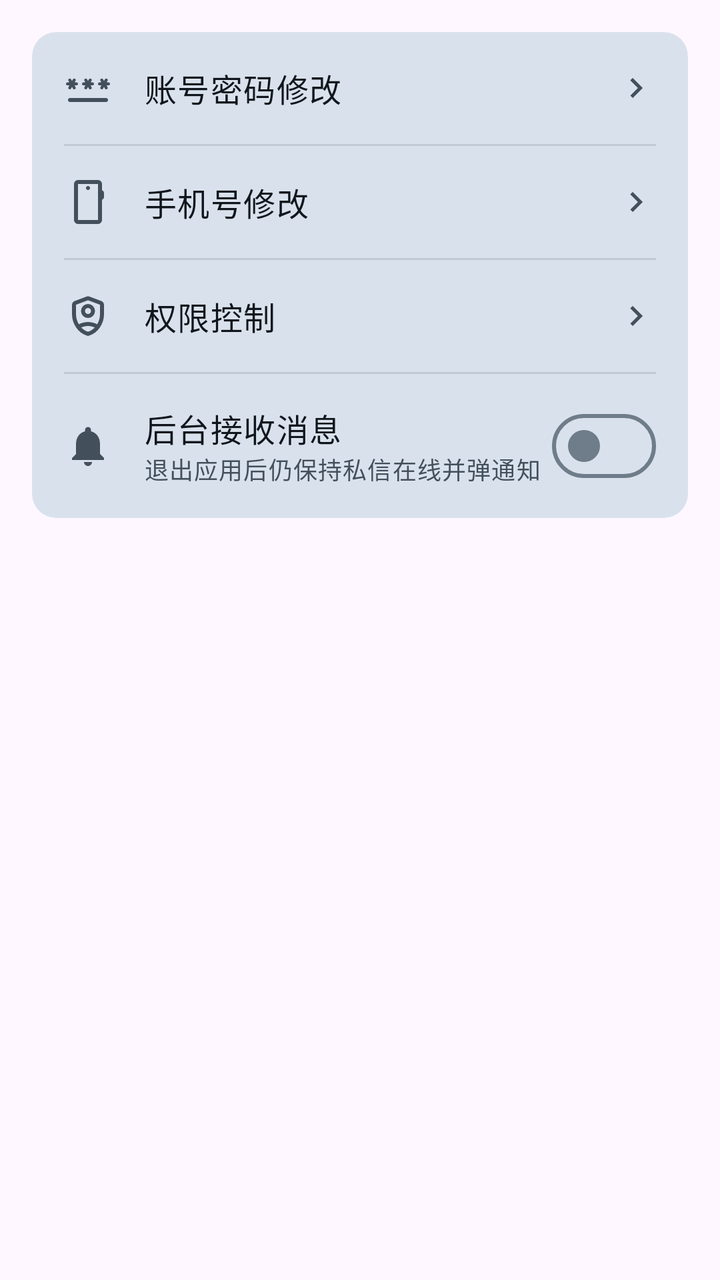
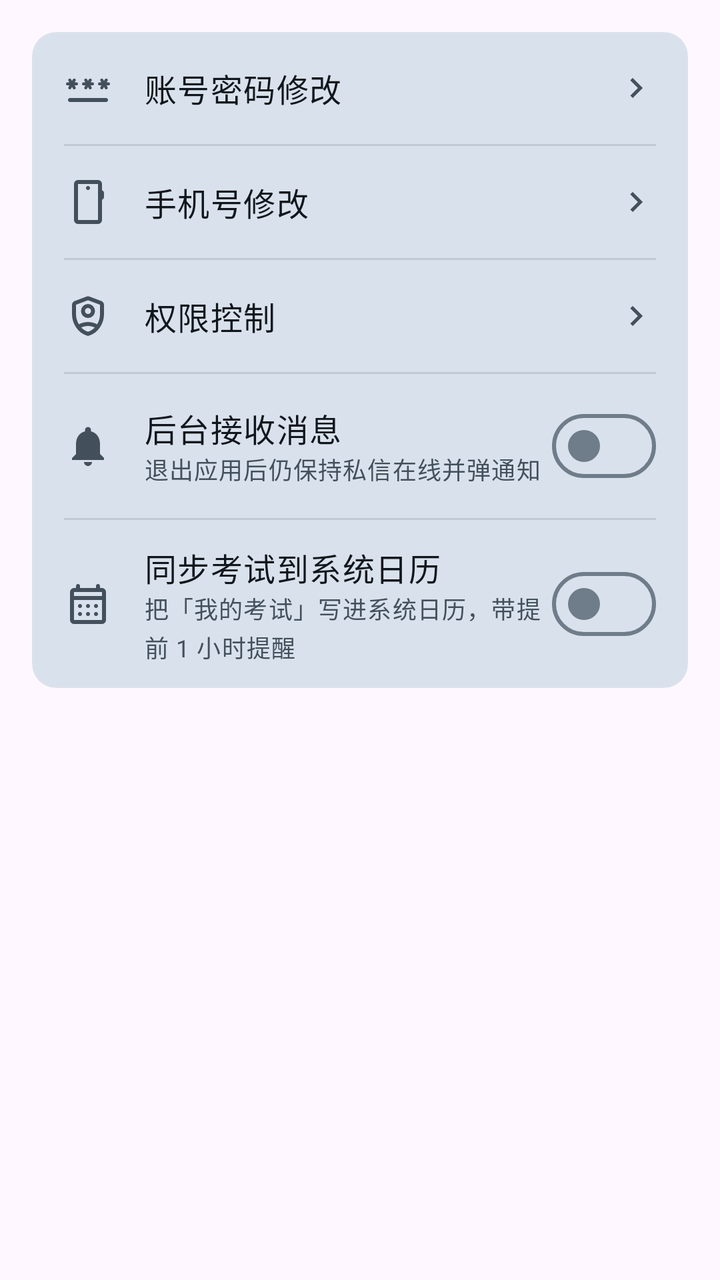

Two renders of the same Android screen: before a commit and after it. Below are the layout's source before the change and the commit's diff.
<!-- AndroidManifest.xml: application theme Theme.LanhangLite -->
<!-- res/layout/view_settings_general.xml -->
<?xml version="1.0" encoding="utf-8"?>
<LinearLayout xmlns:android="http://schemas.android.com/apk/res/android"
    xmlns:app="http://schemas.android.com/apk/res-auto"
    android:layout_width="match_parent"
    android:layout_height="wrap_content"
    android:orientation="vertical"
    android:paddingStart="@dimen/screen_padding_h"
    android:paddingTop="@dimen/screen_padding_h"
    android:paddingEnd="@dimen/screen_padding_h"
    android:paddingBottom="@dimen/content_padding_bottom_bare">

    <com.google.android.material.card.MaterialCardView
        style="@style/Widget.Lanhang.Card"
        android:layout_width="match_parent"
        android:layout_height="wrap_content">

        <LinearLayout
            android:layout_width="match_parent"
            android:layout_height="wrap_content"
            android:orientation="vertical">

            
            <LinearLayout
                android:id="@+id/rowPassword"
                android:layout_width="match_parent"
                android:layout_height="wrap_content"
                android:background="?attr/selectableItemBackground"
                android:clickable="true"
                android:focusable="true"
                android:gravity="center_vertical"
                android:minHeight="@dimen/list_item_height_single"
                android:orientation="horizontal"
                android:paddingStart="@dimen/card_padding"
                android:paddingTop="@dimen/space_md"
                android:paddingEnd="@dimen/card_padding"
                android:paddingBottom="@dimen/space_md">

                <ImageView
                    android:layout_width="@dimen/icon_lg"
                    android:layout_height="@dimen/icon_lg"
                    android:contentDescription="@null"
                    android:src="@drawable/ic_password"
                    app:tint="?attr/colorOnSurfaceVariant" />

                <TextView
                    android:layout_width="0dp"
                    android:layout_height="wrap_content"
                    android:layout_marginStart="@dimen/list_icon_gap"
                    android:layout_weight="1"
                    android:text="@string/settings_password_modify"
                    android:textAppearance="@style/TextAppearance.Lanhang.BodyLarge"
                    android:textColor="?attr/colorOnSurface" />

                <ImageView
                    android:layout_width="@dimen/icon_md"
                    android:layout_height="@dimen/icon_md"
                    android:contentDescription="@null"
                    android:src="@drawable/ic_chevron_right"
                    app:tint="?attr/colorOnSurfaceVariant" />
            </LinearLayout>

            <View
                android:layout_width="match_parent"
                android:layout_height="@dimen/divider_thickness"
                android:layout_marginStart="@dimen/card_padding"
                android:layout_marginEnd="@dimen/card_padding"
                android:background="?attr/colorOutlineVariant" />

            
            <LinearLayout
                android:id="@+id/rowPhone"
                android:layout_width="match_parent"
                android:layout_height="wrap_content"
                android:background="?attr/selectableItemBackground"
                android:clickable="true"
                android:focusable="true"
                android:gravity="center_vertical"
                android:minHeight="@dimen/list_item_height_single"
                android:orientation="horizontal"
                android:paddingStart="@dimen/card_padding"
                android:paddingTop="@dimen/space_md"
                android:paddingEnd="@dimen/card_padding"
                android:paddingBottom="@dimen/space_md">

                <ImageView
                    android:layout_width="@dimen/icon_lg"
                    android:layout_height="@dimen/icon_lg"
                    android:contentDescription="@null"
                    android:src="@drawable/ic_phone"
                    app:tint="?attr/colorOnSurfaceVariant" />

                <TextView
                    android:layout_width="0dp"
                    android:layout_height="wrap_content"
                    android:layout_marginStart="@dimen/list_icon_gap"
                    android:layout_weight="1"
                    android:text="@string/settings_phone_modify"
                    android:textAppearance="@style/TextAppearance.Lanhang.BodyLarge"
                    android:textColor="?attr/colorOnSurface" />

                <ImageView
                    android:layout_width="@dimen/icon_md"
                    android:layout_height="@dimen/icon_md"
                    android:contentDescription="@null"
                    android:src="@drawable/ic_chevron_right"
                    app:tint="?attr/colorOnSurfaceVariant" />
            </LinearLayout>

            <View
                android:layout_width="match_parent"
                android:layout_height="@dimen/divider_thickness"
                android:layout_marginStart="@dimen/card_padding"
                android:layout_marginEnd="@dimen/card_padding"
                android:background="?attr/colorOutlineVariant" />

            
            <LinearLayout
                android:id="@+id/rowPermission"
                android:layout_width="match_parent"
                android:layout_height="wrap_content"
                android:background="?attr/selectableItemBackground"
                android:clickable="true"
                android:focusable="true"
                android:gravity="center_vertical"
                android:minHeight="@dimen/list_item_height_single"
                android:orientation="horizontal"
                android:paddingStart="@dimen/card_padding"
                android:paddingTop="@dimen/space_md"
                android:paddingEnd="@dimen/card_padding"
                android:paddingBottom="@dimen/space_md">

                <ImageView
                    android:layout_width="@dimen/icon_lg"
                    android:layout_height="@dimen/icon_lg"
                    android:contentDescription="@null"
                    android:src="@drawable/ic_shield"
                    app:tint="?attr/colorOnSurfaceVariant" />

                <TextView
                    android:layout_width="0dp"
                    android:layout_height="wrap_content"
                    android:layout_marginStart="@dimen/list_icon_gap"
                    android:layout_weight="1"
                    android:text="@string/settings_permission_control"
                    android:textAppearance="@style/TextAppearance.Lanhang.BodyLarge"
                    android:textColor="?attr/colorOnSurface" />

                <ImageView
                    android:layout_width="@dimen/icon_md"
                    android:layout_height="@dimen/icon_md"
                    android:contentDescription="@null"
                    android:src="@drawable/ic_chevron_right"
                    app:tint="?attr/colorOnSurfaceVariant" />
            </LinearLayout>

            
            <View
                android:id="@+id/dividerImKeepAlive"
                android:layout_width="match_parent"
                android:layout_height="@dimen/divider_thickness"
                android:layout_marginStart="@dimen/card_padding"
                android:layout_marginEnd="@dimen/card_padding"
                android:background="?attr/colorOutlineVariant" />

            <LinearLayout
                android:id="@+id/rowImKeepAlive"
                android:layout_width="match_parent"
                android:layout_height="wrap_content"
                android:gravity="center_vertical"
                android:minHeight="@dimen/list_item_height_single"
                android:orientation="horizontal"
                android:paddingStart="@dimen/card_padding"
                android:paddingTop="@dimen/space_md"
                android:paddingEnd="@dimen/card_padding"
                android:paddingBottom="@dimen/space_md">

                <ImageView
                    android:layout_width="@dimen/icon_lg"
                    android:layout_height="@dimen/icon_lg"
                    android:contentDescription="@null"
                    android:src="@drawable/ic_notifications"
                    app:tint="?attr/colorOnSurfaceVariant" />

                <LinearLayout
                    android:layout_width="0dp"
                    android:layout_height="wrap_content"
                    android:layout_marginStart="@dimen/list_icon_gap"
                    android:layout_weight="1"
                    android:orientation="vertical">

                    <TextView
                        android:layout_width="match_parent"
                        android:layout_height="wrap_content"
                        android:text="@string/im_keep_alive"
                        android:textAppearance="@style/TextAppearance.Lanhang.BodyLarge"
                        android:textColor="?attr/colorOnSurface" />

                    <TextView
                        android:layout_width="match_parent"
                        android:layout_height="wrap_content"
                        android:text="@string/im_keep_alive_summary"
                        android:textAppearance="@style/TextAppearance.Lanhang.BodySmall"
                        android:textColor="?attr/colorOnSurfaceVariant" />
                </LinearLayout>

                <com.google.android.material.materialswitch.MaterialSwitch
                    android:id="@+id/switchImKeepAlive"
                    android:layout_width="wrap_content"
                    android:layout_height="wrap_content" />
            </LinearLayout>
        </LinearLayout>
    </com.google.android.material.card.MaterialCardView>
</LinearLayout>
<!-- resources referenced by this layout -->
<resources>
  <dimen name="card_padding">16dp</dimen>
  <dimen name="content_padding_bottom_bare">32dp</dimen>
  <dimen name="divider_thickness">1dp</dimen>
  <dimen name="icon_lg">24dp</dimen>
  <dimen name="icon_md">20dp</dimen>
  <dimen name="list_icon_gap">16dp</dimen>
  <dimen name="list_item_height_single">56dp</dimen>
  <dimen name="screen_padding_h">16dp</dimen>
  <dimen name="space_md">12dp</dimen>
  <string name="im_keep_alive">后台接收消息</string>
  <string name="im_keep_alive_summary">退出应用后仍保持私信在线并弹通知</string>
  <string name="settings_password_modify">账号密码修改</string>
  <string name="settings_permission_control">权限控制</string>
  <string name="settings_phone_modify">手机号修改</string>
  <style name="TextAppearance.Lanhang.BodyLarge" parent="TextAppearance.Material3.BodyLarge">
          <item name="android:textSize">@dimen/text_body_large</item>
      </style>
  <style name="TextAppearance.Lanhang.BodySmall" parent="TextAppearance.Material3.BodySmall">
          <item name="android:textSize">@dimen/text_body_small</item>
      </style>
  <style name="Widget.Lanhang.Card" parent="Widget.Material3.CardView.Filled" />
  <style name="Theme.LanhangLite" parent="Base.Theme.LanhangLite" />
  <dimen name="text_body_large">16sp</dimen>
  <dimen name="text_body_small">12sp</dimen>
  <color name="primary">#084168</color>
  <color name="on_primary">#FFFFFFFF</color>
  <color name="primary_container">#D4E9F7</color>
  <color name="on_primary_container">#052F4A</color>
  <color name="secondary_container">#D4E9F7</color>
  <color name="on_secondary_container">#052F4A</color>
  <color name="surface">#F7F9FC</color>
  <color name="surface_container_lowest">#FFFFFF</color>
  <color name="surface_container_low">#F0F4F9</color>
  <color name="surface_container">#EAF0F6</color>
  <color name="surface_container_high">#E1E9F1</color>
  <color name="surface_container_highest">#D9E2EC</color>
  <color name="surface_variant">#DCE5EE</color>
  <color name="on_surface">#10161C</color>
  <color name="on_surface_variant">#43505C</color>
  <color name="outline">#6F7C89</color>
  <color name="outline_variant">#C0CAD5</color>
  <!-- unchanged entries left out for length: 7 -->
</resources>

<!-- the commit's change to res/layout/view_settings_general.xml (unified diff, before → after) -->
@@ -208,6 +208,61 @@
                     android:layout_width="wrap_content"
                     android:layout_height="wrap_content" />
             </LinearLayout>
+
+            
+            <View
+                android:layout_width="match_parent"
+                android:layout_height="@dimen/divider_thickness"
+                android:layout_marginStart="@dimen/card_padding"
+                android:layout_marginEnd="@dimen/card_padding"
+                android:background="?attr/colorOutlineVariant" />
+
+            <LinearLayout
+                android:id="@+id/rowExamCalendar"
+                android:layout_width="match_parent"
+                android:layout_height="wrap_content"
+                android:gravity="center_vertical"
+                android:minHeight="@dimen/list_item_height_single"
+                android:orientation="horizontal"
+                android:paddingStart="@dimen/card_padding"
+                android:paddingTop="@dimen/space_md"
+                android:paddingEnd="@dimen/card_padding"
+                android:paddingBottom="@dimen/space_md">
+
+                <ImageView
+                    android:layout_width="@dimen/icon_lg"
+                    android:layout_height="@dimen/icon_lg"
+                    android:contentDescription="@null"
+                    android:src="@drawable/ic_calendar"
+                    app:tint="?attr/colorOnSurfaceVariant" />
+
+                <LinearLayout
+                    android:layout_width="0dp"
+                    android:layout_height="wrap_content"
+                    android:layout_marginStart="@dimen/list_icon_gap"
+                    android:layout_weight="1"
+                    android:orientation="vertical">
+
+                    <TextView
+                        android:layout_width="match_parent"
+                        android:layout_height="wrap_content"
+                        android:text="@string/settings_exam_calendar"
+                        android:textAppearance="@style/TextAppearance.Lanhang.BodyLarge"
+                        android:textColor="?attr/colorOnSurface" />
+
+                    <TextView
+                        android:layout_width="match_parent"
+                        android:layout_height="wrap_content"
+                        android:text="@string/settings_exam_calendar_summary"
+                        android:textAppearance="@style/TextAppearance.Lanhang.BodySmall"
+                        android:textColor="?attr/colorOnSurfaceVariant" />
+                </LinearLayout>
+
+                <com.google.android.material.materialswitch.MaterialSwitch
+                    android:id="@+id/switchExamCalendar"
+                    android:layout_width="wrap_content"
+                    android:layout_height="wrap_content" />
+            </LinearLayout>
         </LinearLayout>
     </com.google.android.material.card.MaterialCardView>
 </LinearLayout>
<!-- resource entries referenced after the edit -->
@@ -9,8 +9,23 @@
   <dimen name="list_item_height_single">56dp</dimen>
   <dimen name="screen_padding_h">16dp</dimen>
   <dimen name="space_md">12dp</dimen>
+  <!-- drawable ic_calendar (drawable) -->
+  <?xml version="1.0" encoding="utf-8"?>
+  <vector xmlns:android="http://schemas.android.com/apk/res/android"
+      android:width="24dp"
+      android:height="24dp"
+      android:viewportWidth="960"
+      android:viewportHeight="960">
+      <group android:translateY="960">
+          <path
+              android:fillColor="#FF000000"
+              android:pathData="M200,-80q-33,0 -56.5,-23.5T120,-160v-560q0,-33 23.5,-56.5T200,-800h40v-40q0,-17 11.5,-28.5T280,-880q17,0 28.5,11.5T320,-840v40h320v-40q0,-17 11.5,-28.5T680,-880q17,0 28.5,11.5T720,-840v40h40q33,0 56.5,23.5T840,-720v560q0,33 -23.5,56.5T760,-80H200Zm0,-80h560v-400H200v400Zm0,-480h560v-80H200v80Zm0,0v-80 80Zm280,240q-17,0 -28.5,-11.5T440,-440q0,-17 11.5,-28.5T480,-480q17,0 28.5,11.5T520,-440q0,17 -11.5,28.5T480,-400Zm-160,0q-17,0 -28.5,-11.5T280,-440q0,-17 11.5,-28.5T320,-480q17,0 28.5,11.5T360,-440q0,17 -11.5,28.5T320,-400Zm320,0q-17,0 -28.5,-11.5T600,-440q0,-17 11.5,-28.5T640,-480q17,0 28.5,11.5T680,-440q0,17 -11.5,28.5T640,-400ZM480,-240q-17,0 -28.5,-11.5T440,-280q0,-17 11.5,-28.5T480,-320q17,0 28.5,11.5T520,-280q0,17 -11.5,28.5T480,-240Zm-160,0q-17,0 -28.5,-11.5T280,-280q0,-17 11.5,-28.5T320,-320q17,0 28.5,11.5T360,-280q0,17 -11.5,28.5T320,-240Zm320,0q-17,0 -28.5,-11.5T600,-280q0,-17 11.5,-28.5T640,-320q17,0 28.5,11.5T680,-280q0,17 -11.5,28.5T640,-240Z" />
+      </group>
+  </vector>
   <string name="im_keep_alive">后台接收消息</string>
   <string name="im_keep_alive_summary">退出应用后仍保持私信在线并弹通知</string>
+  <string name="settings_exam_calendar">同步考试到系统日历</string>
+  <string name="settings_exam_calendar_summary">把「我的考试」写进系统日历，带提前 1 小时提醒</string>
   <string name="settings_password_modify">账号密码修改</string>
   <string name="settings_permission_control">权限控制</string>
   <string name="settings_phone_modify">手机号修改</string>
